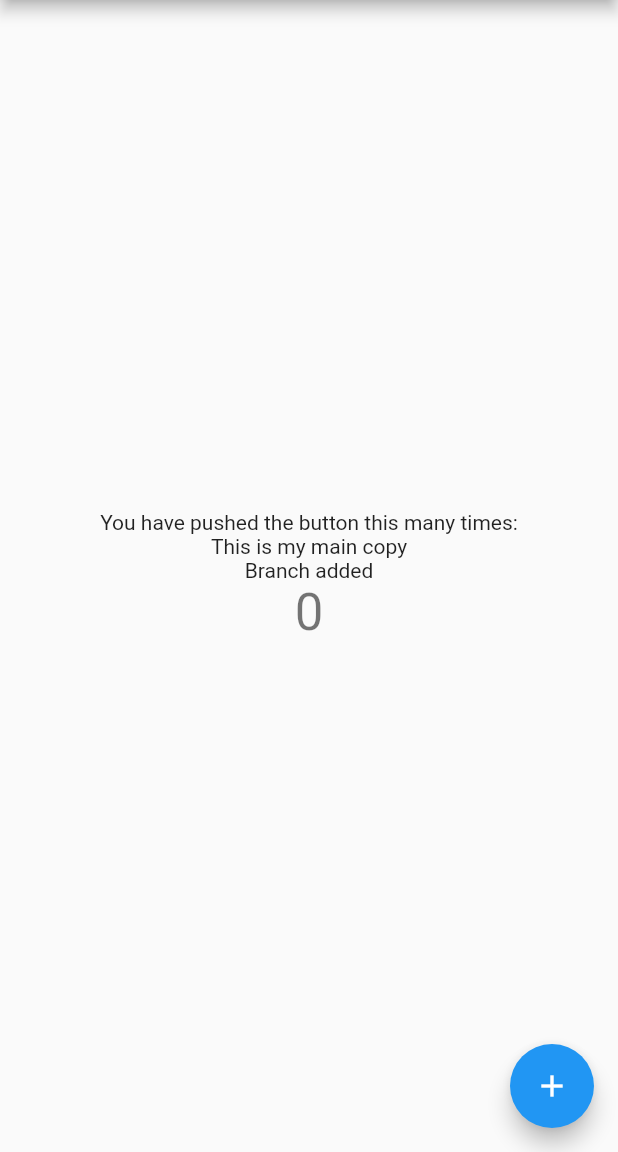
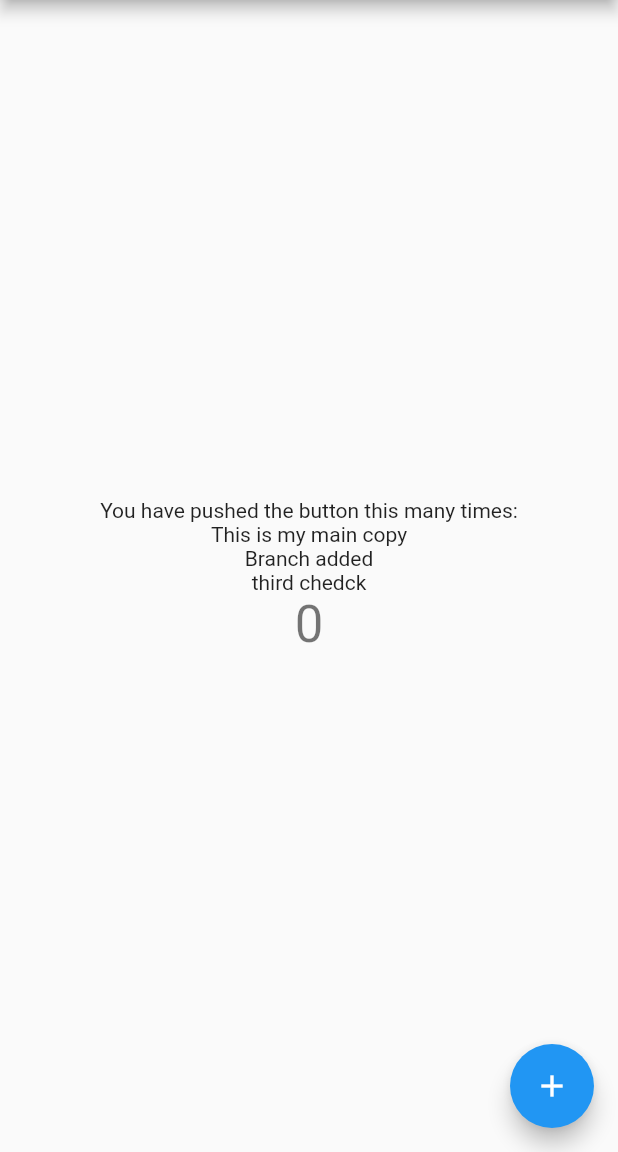
Before and after one commit to Tirth7545/github_practice, a Flutter app: the screen it shows after launch, on a phone screen of 412 x 824 dp, the part 84-1236 px from its top. Run offline on Flutter 3.47's test engine with Material 2 defaults, Android fonts, the phone set to English and light mode, and no system bars.

Commit message:
3rd check

```diff
--- a/lib/main.dart
+++ b/lib/main.dart
@@ -50,6 +50,7 @@ class _MyHomePageState extends State<MyHomePage> {
             ),
             Text("This is my main copy"),
             Text("Branch added"),
+            Text("third chedck"),
             Text(
               '$_counter',
               style: Theme.of(context).textTheme.display1,
```
